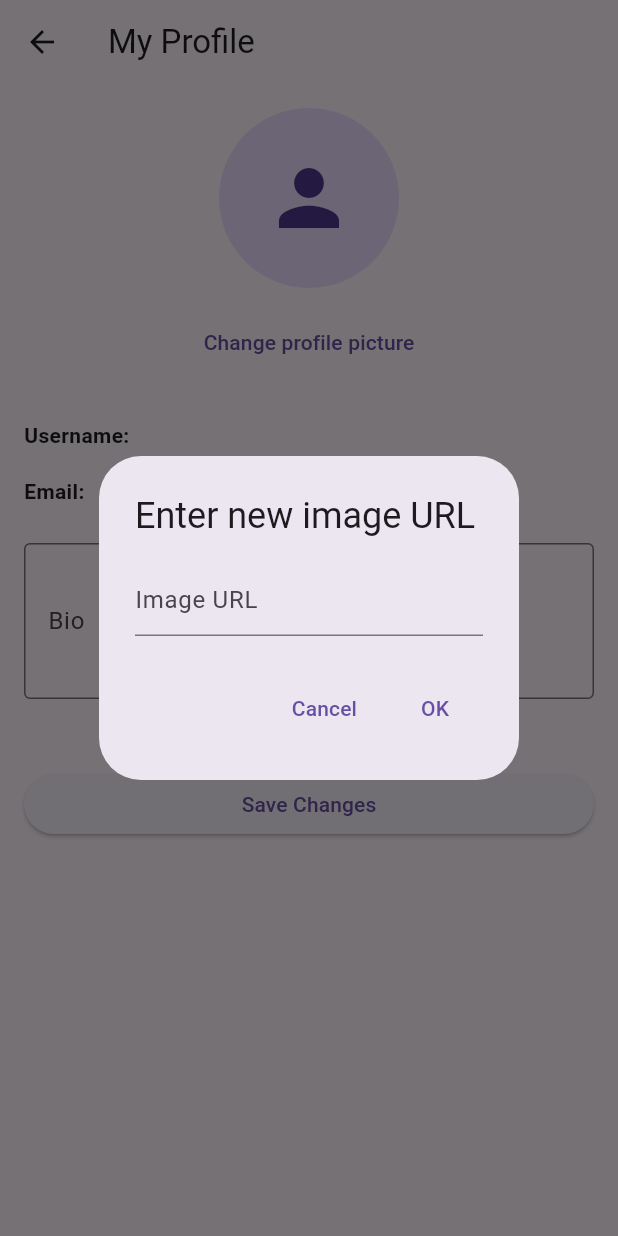
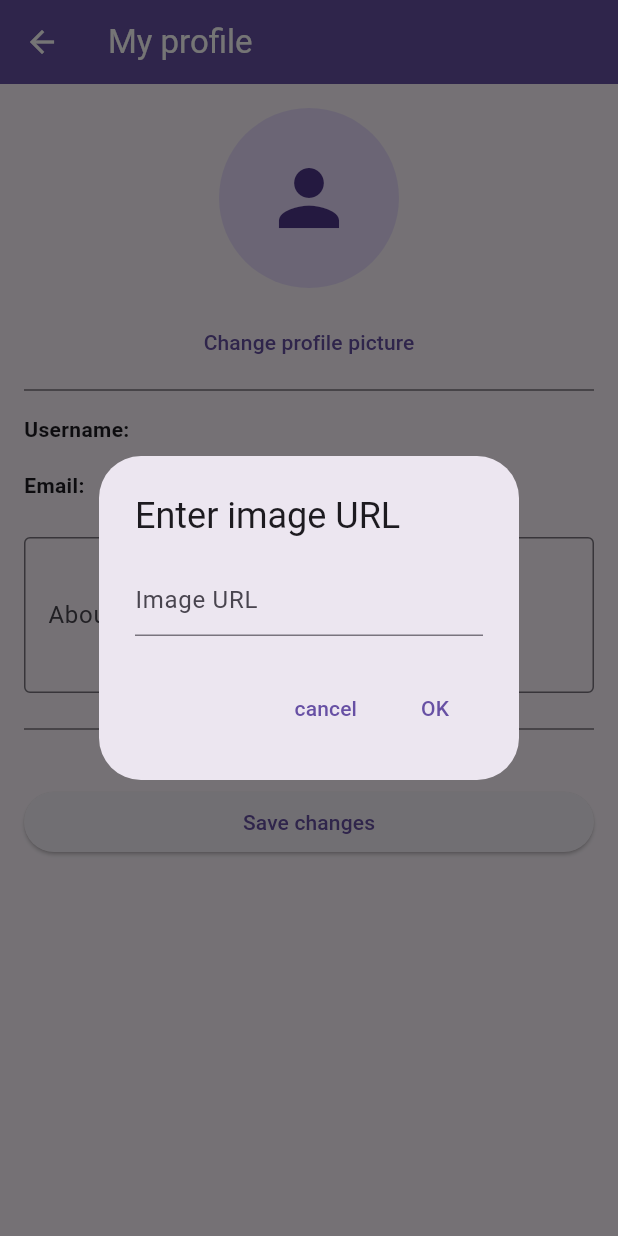
Before and after one commit to nsmn83/am, a Flutter app: the MyProfileScreen screen opened by its route, after a tap on the "person" icon, on a phone screen of 412 x 824 dp. Run offline on Flutter 3.47's test engine with Material 3 defaults, Android fonts, the light colour scheme and no system bars; our stand-ins replace dio, easy_localization, flutter_map, geocoding, geolocator, latlong2 and 1 more; accounts and stored records are empty; network calls fail.

Commit message:
Poprawienie UI

```diff
--- a/lib/models/user.dart
+++ b/lib/models/user.dart
@@ -18,7 +18,7 @@ class User {
       id: json['id'] as int,
       username: json['username'] as String,
       email: json['email'] as String,
-      image: json['profile_image_url'] ?? 'https://upload.wikimedia.org/wikipedia/commons/thumb/1/16/Official_Presidential_Portrait_of_President_Donald_J._Trump_%282025%29.jpg/250px-Official_Presidential_Portrait_of_President_Donald_J._Trump_%282025%29.jpg',
+      image: json['profile_image_url'] ?? 'https://upload.wikimedia.org/wikipedia/commons/a/ac/Default_pfp.jpg',
       bio: (json['bio'] as String?) ?? 'Brak opisu',
     );
   }
--- a/lib/providers/theme_provider.dart
+++ b/lib/providers/theme_provider.dart
@@ -10,4 +10,9 @@ class ThemeProvider with ChangeNotifier {
     _isDarkMode = !_isDarkMode;
     notifyListeners();
   }
+
+  void reset() {
+  _isDarkMode = false;
+  notifyListeners();
 }
+}
--- a/lib/screens/my_profile_screen.dart
+++ b/lib/screens/my_profile_screen.dart
@@ -33,27 +33,26 @@ class _MyProfileScreenState extends State<MyProfileScreen> {
   }
 
   Future<void> _pickImage() async {
-    // Dla uproszczenia - wpisz URL zdjęcia w dialogu
     final url = await showDialog<String>(
       context: context,
       builder: (context) {
         final urlController = TextEditingController();
         return AlertDialog(
-          title: Text('Enter new image URL'.tr()),
+          title: Text('enter_url'.tr()),
           content: TextField(
   controller: urlController,
-  decoration: InputDecoration(hintText: 'Image URL'.tr()),
+  decoration: InputDecoration(hintText: 'image_url'.tr()),
   keyboardType: TextInputType.url,
 ),
 
           actions: [
             TextButton(
               onPressed: () => Navigator.of(context).pop(null),
-              child: Text('Cancel'.tr()),
+              child: Text('cancel'.tr()),
             ),
             TextButton(
               onPressed: () => Navigator.of(context).pop(urlController.text.trim()),
-              child: Text('OK'.tr()),
+              child: Text('OK'),
             ),
           ],
         );
@@ -84,11 +83,11 @@ class _MyProfileScreenState extends State<MyProfileScreen> {
 
     if (success) {
       ScaffoldMessenger.of(context).showSnackBar(
-        SnackBar(content: Text('Profile updated successfully'.tr())),
+        SnackBar(content: Text('update_profile'.tr())),
       );
     } else {
       ScaffoldMessenger.of(context).showSnackBar(
-        SnackBar(content: Text('Failed to update profile'.tr())),
+        SnackBar(content: Text('update_profile_failed'.tr())),
       );
     }
   }
@@ -96,17 +95,11 @@ class _MyProfileScreenState extends State<MyProfileScreen> {
   @override
   Widget build(BuildContext context) {
     final user = Provider.of<AuthProvider>(context).user;
-
-    if (user == null) {
-      return Scaffold(
-        appBar: AppBar(title: Text('My Profile'.tr())),
-        body: Center(child: Text('User not logged in'.tr())),
-      );
-    }
-
     return Scaffold(
       appBar: AppBar(
-        title: Text('My Profile'.tr()),
+                backgroundColor: Theme.of(context).colorScheme.primary,
+        foregroundColor: Theme.of(context).colorScheme.onPrimary,
+        title: Text('Mój profil'.tr()),
       ),
       body: SingleChildScrollView(
         padding: const EdgeInsets.all(16),
@@ -127,18 +120,19 @@ class _MyProfileScreenState extends State<MyProfileScreen> {
             const SizedBox(height: 12),
             TextButton(
               onPressed: _pickImage,
-              child: Text('Change profile picture'.tr()),
+              child: Text('change_picture'.tr()),
+
             ),
-            const SizedBox(height: 20),
+             Divider(color: Theme.of(context).dividerColor),
           Padding(
   padding: const EdgeInsets.symmetric(vertical: 8.0),
   child: Row(
     children: [
       Text(
-        'Username: ',
+     '${'username'.tr()}:',
         style: TextStyle(fontWeight: FontWeight.bold),
       ),
-      Text(user.username),
+      Text(user!.username),
     ],
   ),
 ),
@@ -161,12 +155,13 @@ Padding(
               controller: _bioController,
               maxLines: 3,
               decoration: InputDecoration(
-                labelText: 'Bio'.tr(),
+                labelText: 'bio'.tr(),
                 border: const OutlineInputBorder(),
               ),
             ),
+
             const SizedBox(height: 16),
-
+       Divider(color: Theme.of(context).dividerColor),
             const SizedBox(height: 30),
             SizedBox(
               width: double.infinity,
@@ -174,7 +169,7 @@ Padding(
                 onPressed: _isSaving ? null : _saveProfile,
                 child: _isSaving
                     ? const CircularProgressIndicator(color: Colors.white)
-                    : Text('Save Changes'.tr()),
+                    : Text('save_changes'.tr()),
               ),
             ),
           ],
--- a/lib/services/rides_service.dart
+++ b/lib/services/rides_service.dart
@@ -30,6 +30,8 @@ class RidesService {
       throw Exception('Failed to create ride: $e');
     }
   }
+
+
 
   /// Pobranie przejazdów zalogowanego użytkownika
   Future<List<Ride>> fetchMyRides() async {
--- a/lib/widgets/app_drawer.dart
+++ b/lib/widgets/app_drawer.dart
@@ -66,7 +66,7 @@ class AppDrawer extends StatelessWidget {
      onTap: () async {
   Navigator.of(context).pop(); // zamknij drawer
   final authProvider = Provider.of<AuthProvider>(context, listen: false);
-  await authProvider.logout();
+  await authProvider.logout(context);
   Navigator.pushReplacementNamed(context, '/login');
 },
           ),
--- a/lib/widgets/rides_filter.dart
+++ b/lib/widgets/rides_filter.dart
@@ -79,7 +79,6 @@ onPressed: () {
 },
             child:  Text('Search Rides'.tr()),
           ),
-          const SizedBox(height: 16),
           if (ridesProvider.error != null)
             Text(
               ridesProvider.error!,
```
Also changed, not shown: assets/translations/en.json (+11 -1 lines), assets/translations/pl.json (+11 -1 lines), lib/providers/auth_provider.dart (+14 -3 lines), lib/providers/rides_provider.dart (+10 -0 lines), lib/screens/home_screen.dart (+13 -8 lines), lib/screens/login_screen.dart (+16 -9 lines), lib/screens/register_screen.dart (+15 -6 lines), lib/screens/ride_detail_screen.dart (+47 -45 lines), lib/widgets/person_tile.dart (+49 -35 lines), lib/widgets/rides_list.dart (+18 -9 lines).
